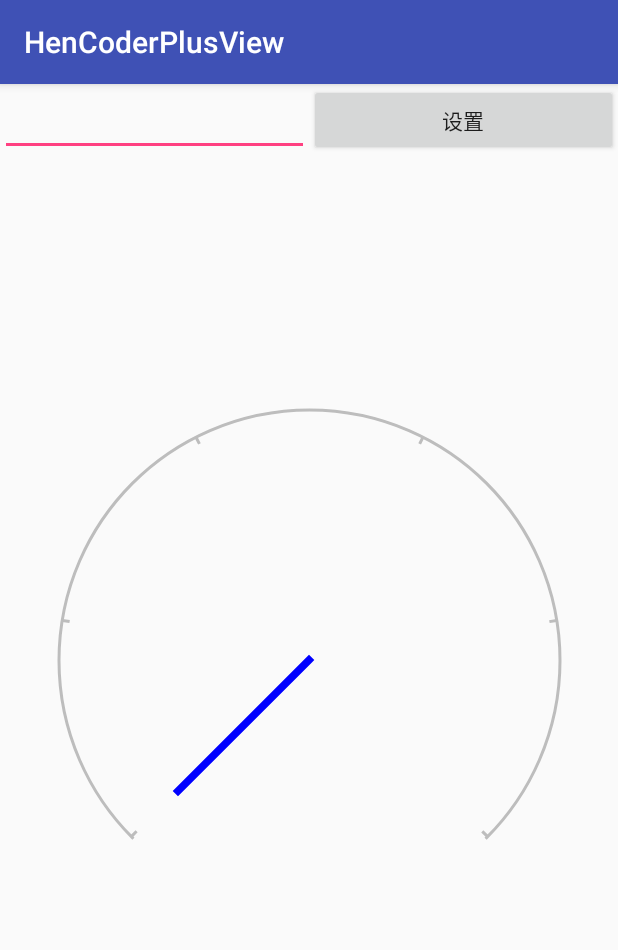
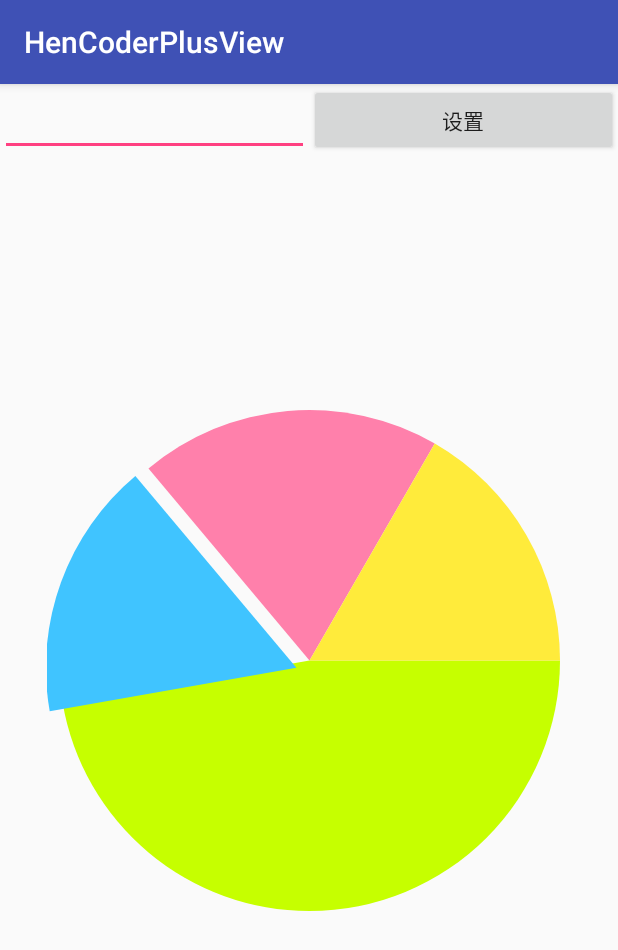
Before and after one commit to CherryLover/HenCoderPlusView, an Android app: the screen it shows after launch (MainActivity), on a phone screen of 412 x 824 dp. Shown: the top 950 px of the screen. Run offline under Robolectric (Android 15) with nearby library versions, the phone set to English and light mode, and no system bars.

Commit message:
1. PieView 计算偏移量但未成功。

```diff
--- a/app/src/main/java/me/monster/hencoderplusview/MainActivity.java
+++ b/app/src/main/java/me/monster/hencoderplusview/MainActivity.java
@@ -8,6 +8,7 @@ import android.widget.Button;
 import android.widget.EditText;
 
 import me.monster.hencoderplusview.view.DashView;
+import me.monster.hencoderplusview.view.PieView;
 import me.monster.hencoderplusview.view.SportsView;
 
 /**
@@ -18,6 +19,7 @@ public class MainActivity extends AppCompatActivity {
     private DashView mDashView;
     private EditText etValue;
     private SportsView spView;
+    private PieView mPieView;
     private Button btnClick;
 
     @Override
@@ -25,7 +27,7 @@ public class MainActivity extends AppCompatActivity {
         super.onCreate(savedInstanceState);
         setContentView(R.layout.activity_main);
 
-        mDashView = findViewById(R.id.dash_board);
+//        mDashView = findViewById(R.id.dash_board);
         etValue = findViewById(R.id.et_value);
 //        spView = findViewById(R.id.dash_board);
         btnClick = findViewById(R.id.btn_set);
@@ -44,7 +46,7 @@ public class MainActivity extends AppCompatActivity {
 
     public void setValue(View view) {
         String strEtValue = etValue.getText().toString().trim();
-        mDashView.setValue(Integer.parseInt(strEtValue));
+//        mDashView.setValue(Integer.parseInt(strEtValue));
 
 //        spView.setValue(Integer.parseInt(etValue.getText().toString().trim()));
     }
--- a/app/src/main/java/me/monster/hencoderplusview/view/PieView.java
+++ b/app/src/main/java/me/monster/hencoderplusview/view/PieView.java
@@ -20,6 +20,7 @@ public class PieView extends View {
     private Paint mPaint = new Paint(Paint.ANTI_ALIAS_FLAG);
     private RectF mActRect = new RectF();
     private float padding = ValueUtil.dpToPixel(8);
+    private float offSetLength = ValueUtil.dpToPixel(10);
     private String[] colorArray = {"#c6ff00", "#40c4ff", "#ff80ab", "#ffeb3b"};
 
     public PieView(Context context) {
@@ -43,19 +44,16 @@ public class PieView extends View {
         super.onDraw(canvas);
         mPaint.setStyle(Paint.Style.FILL);
 
-        // TODO: 2018/7/16 偏移量计算
-
         mActRect.set(0 + padding, 0 + padding, getWidth() - padding, getHeight() - padding);
 
         mPaint.setColor(Color.parseColor(colorArray[0]));
         canvas.drawArc(mActRect, 0, 170, true, mPaint);
 
-        float offX = (float) Math.cos(Math.PI * 60 / 180) * (getWidth() - padding) / 2;
-        float offY = (float) Math.sin(Math.PI * 60 / 180) * (getWidth() - padding) / 2;
-        mActRect.offset(offX, offY);
+
+        mActRect.offset(offSetLength * (float) Math.sin(200), offSetLength * (float) Math.cos(200));
         mPaint.setColor(Color.parseColor(colorArray[1]));
         canvas.drawArc(mActRect, 170, 60, true, mPaint);
-        mActRect.offset(-offX, -offY);
+        mActRect.offset(-offSetLength * (float) Math.sin(200), -offSetLength * (float) Math.cos(200));
 
         mPaint.setColor(Color.parseColor(colorArray[2]));
         canvas.drawArc(mActRect, 230, 70, true, mPaint);
--- a/app/src/main/res/layout/activity_main.xml
+++ b/app/src/main/res/layout/activity_main.xml
@@ -6,7 +6,7 @@
     android:layout_height="match_parent"
     tools:context=".MainActivity">
 
-    <me.monster.hencoderplusview.view.DashView
+    <me.monster.hencoderplusview.view.PieView
         android:id="@+id/dash_board"
         android:layout_width="350dp"
         android:layout_height="350dp"
```
